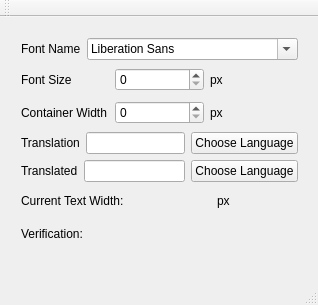
Old version of the form TranslationVerification/mainwindow.ui in the repository pennyfea/TranslationVerification.
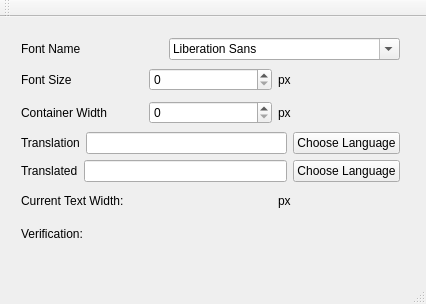
New version of the form.

```diff
--- a/TranslationVerification/mainwindow.ui
+++ b/TranslationVerification/mainwindow.ui
@@ -6,8 +6,8 @@
    <rect>
     <x>0</x>
     <y>0</y>
-    <width>318</width>
-    <height>305</height>
+    <width>426</width>
+    <height>304</height>
    </rect>
   </property>
   <property name="windowTitle">
@@ -19,7 +19,7 @@
      <rect>
       <x>10</x>
       <y>10</y>
-      <width>299</width>
+      <width>401</width>
       <height>231</height>
      </rect>
     </property>
```
Left out of the diff: 4 changed lines with no effect on the pictures.
